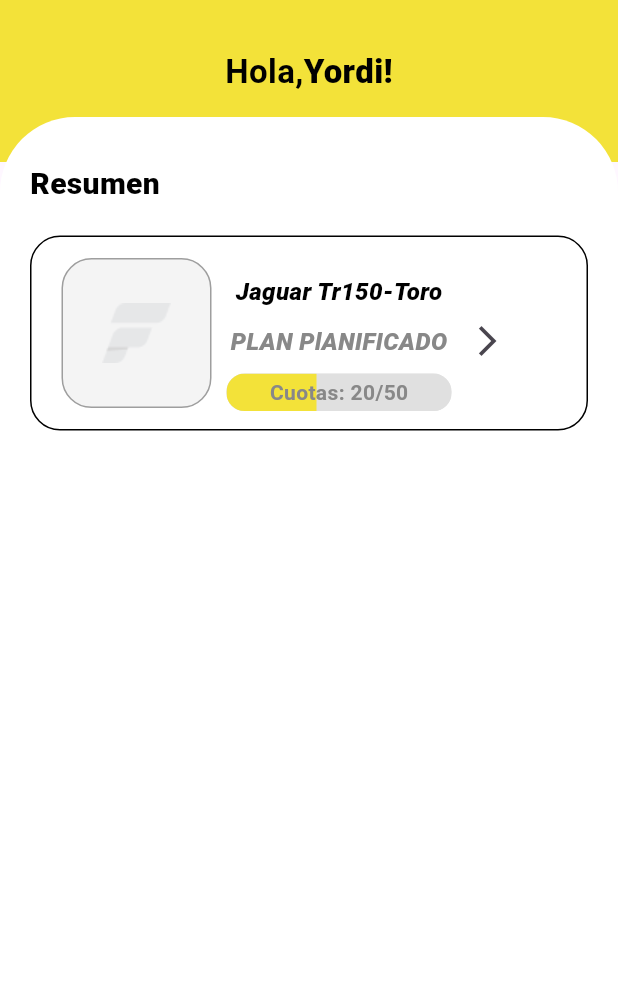
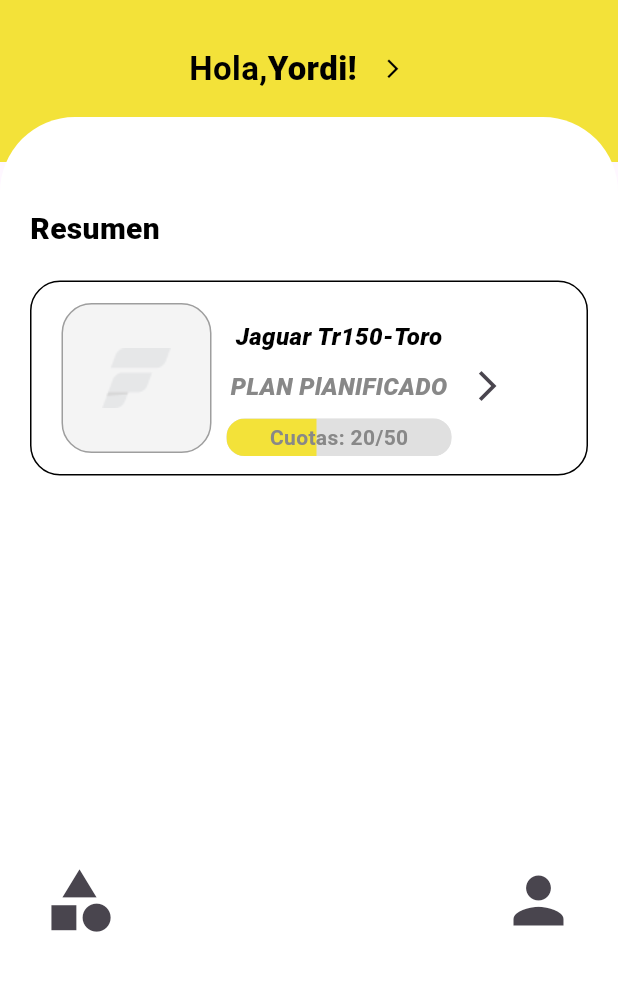
Before and after one commit to YordiColina/FiaoExpressApp, a Flutter app: the PreHome screen opened directly, after a tap on the "arrow forward ios" icon, on a phone screen of 412 x 824 dp, the part 93-1084 px from its top. Run offline on Flutter 3.47's test engine with Material 3 defaults, Android fonts, the phone set to English and light mode, and no system bars; our stand-ins replace another_flushbar, cloud_firestore, equatable, firebase_auth, firebase_core, firebase_messaging and 3 more; accounts and stored records are empty; Roboto replaces fonts that are missing (Dorgan); project files that could hold a hidden picture were left out.

Commit message:
new home

```diff
--- a/login/lib/login_sreens/pre_home.dart
+++ b/login/lib/login_sreens/pre_home.dart
@@ -67,7 +67,7 @@ class _PreHomeState extends State<PreHome> {
             children: [
               Container(
                 height: 170,
-                color: const Color.fromRGBO(243, 226, 57, 95),
+                color: const Color.fromRGBO(243, 226, 57, 65),
                 child: Column(
                   children: [
                     Padding(
@@ -129,25 +129,28 @@ class _PreHomeState extends State<PreHome> {
                         ],
                       ),
                     ),
-                    const Padding(
-                      padding: EdgeInsets.only(top: 30),
+                    Padding(
+                      padding: const EdgeInsets.only(top: 20),
                       child: Row(
                         mainAxisAlignment: MainAxisAlignment.center,
                         children: [
-                          Text(
+                          const Text(
                             "Hola,",
                             style: TextStyle(
                                 color: Colors.black,
                                 fontWeight: FontWeight.w600,
                                 fontSize: 22),
                           ),
-                          Text(
+                          const Text(
                             "Yordi!",
                             style: TextStyle(
                                 color: Colors.black,
                                 fontWeight: FontWeight.w800,
                                 fontSize: 22),
                           ),
+                          IconButton(onPressed: (){
+
+                          }, icon: const Icon(Icons.arrow_forward_ios,size: 15,color: Colors.black,) )
                         ],
                       ),
                     )
@@ -167,7 +170,7 @@ class _PreHomeState extends State<PreHome> {
                       )),
                   child: Padding(
                     padding:
-                        const EdgeInsets.only(left: 20, top: 30, right: 20),
+                        const EdgeInsets.only(left: 20, top: 60, right: 20),
                     child: Column(
                       children: [
                         Container(
@@ -188,6 +191,17 @@ class _PreHomeState extends State<PreHome> {
                         ),
                         Container(
                           child: productCard(controllers),
+                        ),
+
+                        Padding(
+                          padding: const EdgeInsets.only(top: 250),
+                          child: Row(
+                            mainAxisAlignment: MainAxisAlignment.spaceBetween,
+                            children: [
+                              IconButton(onPressed: () {}, icon: const Icon(Icons.category,size: 50,)),
+                              IconButton(onPressed: () {}, icon: const Icon(Icons.person,size: 50,))
+                            ],
+                          ),
                         )
                       ],
                     ),
```
